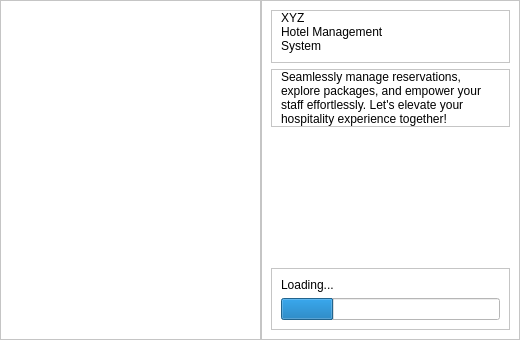
This is application/splash/splash_screen_ui.ui in SeneshNV/XYZ-Hotel-Management as Qt 5 draws it before an edit. The edited form follows.
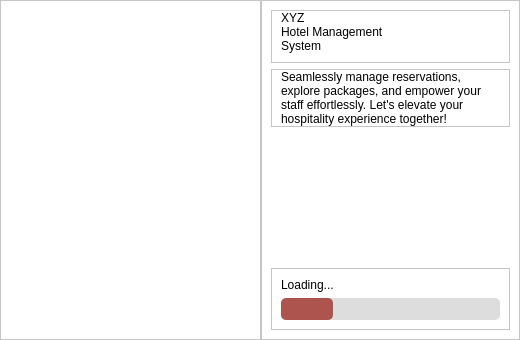
This is the edited form.

What changed in the file:
```diff
--- a/application/splash/splash_screen_ui.ui
+++ b/application/splash/splash_screen_ui.ui
@@ -194,6 +194,18 @@
          </item>
          <item>
           <widget class="QProgressBar" name="progressBar">
+           <property name="styleSheet">
+            <string notr="true">QProgressBar{
+	background: rgb(221, 221, 221);
+	border-style: none;
+	border-radius: 5px;	
+}
+
+QProgressBar::chunk{
+	border-radius:5px;
+	background-color:rgb(174, 84, 79);
+}</string>
+           </property>
            <property name="value">
             <number>24</number>
            </property>
```
